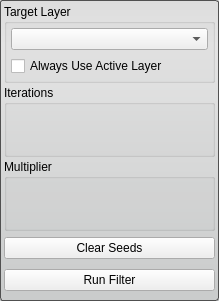
Above: src/Interface/ToolInterface/ConfidenceConnectedFilterInterface.ui from SCIInstitute/Seg3D before the change. Below: the same form after it.
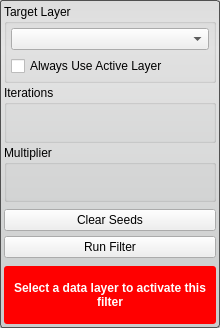
That is the form after the change. Custom widgets are drawn as their Qt base class.

Commit message: added a warning to the all the tools and filters for when the proper layer isnt selected.

Diff of the .ui file:
```diff
--- a/src/Interface/ToolInterface/ConfidenceConnectedFilterInterface.ui
+++ b/src/Interface/ToolInterface/ConfidenceConnectedFilterInterface.ui
@@ -6,8 +6,8 @@
    <rect>
     <x>0</x>
     <y>0</y>
-    <width>219</width>
-    <height>301</height>
+    <width>220</width>
+    <height>328</height>
    </rect>
   </property>
   <property name="sizePolicy">
@@ -22,12 +22,6 @@
     <height>241</height>
    </size>
   </property>
-  <property name="maximumSize">
-   <size>
-    <width>16777215</width>
-    <height>16777215</height>
-   </size>
-  </property>
   <property name="windowTitle">
    <string>Form</string>
   </property>
@@ -151,16 +145,19 @@
      <property name="minimumSize">
       <size>
        <width>0</width>
-       <height>64</height>
+       <height>60</height>
       </size>
      </property>
      <property name="maximumSize">
       <size>
        <width>16777215</width>
-       <height>64</height>
+       <height>60</height>
       </size>
      </property>
      <layout class="QVBoxLayout" name="verticalLayout_5">
+      <property name="spacing">
+       <number>0</number>
+      </property>
       <property name="margin">
        <number>0</number>
       </property>
@@ -181,15 +178,51 @@
      </layout>
     </widget>
    </item>
+   <item>
+    <widget class="QWidget" name="message_alert_" native="true">
+     <property name="minimumSize">
+      <size>
+       <width>0</width>
+       <height>32</height>
+      </size>
+     </property>
+     <property name="styleSheet">
+      <string notr="true">QLabel#message_{
+  color: white;
+  font: bold;
+}
+
+QWidget#message_alert_{
+  border-radius: 3px;
+  background-color: red;
+}</string>
+     </property>
+     <layout class="QHBoxLayout" name="horizontalLayout_4">
+      <property name="spacing">
+       <number>0</number>
+      </property>
+      <property name="margin">
+       <number>4</number>
+      </property>
+      <item>
+       <widget class="QLabel" name="message_">
+        <property name="text">
+         <string>Select a data layer to activate this filter</string>
+        </property>
+        <property name="alignment">
+         <set>Qt::AlignCenter</set>
+        </property>
+        <property name="wordWrap">
+         <bool>true</bool>
+        </property>
+       </widget>
+      </item>
+     </layout>
+    </widget>
+   </item>
   </layout>
  </widget>
  <customwidgets>
-  <customwidget>
-   <class>QtUtils::QtSliderDoubleCombo</class>
-   <extends>QWidget</extends>
-   <header location="global">QtUtils/Widgets/QtSliderDoubleCombo.h</header>
-   <container>1</container>
-  </customwidget>
   <customwidget>
    <class>QtUtils::QtDropableComboBox</class>
    <extends>QComboBox</extends>
@@ -201,6 +234,12 @@
    <header location="global">QtUtils/Widgets/QtSliderIntCombo.h</header>
    <container>1</container>
   </customwidget>
+  <customwidget>
+   <class>QtUtils::QtSliderDoubleCombo</class>
+   <extends>QWidget</extends>
+   <header location="global">QtUtils/Widgets/QtSliderDoubleCombo.h</header>
+   <container>1</container>
+  </customwidget>
  </customwidgets>
  <resources/>
  <connections/>
```
The commit also changes 67 other files.
